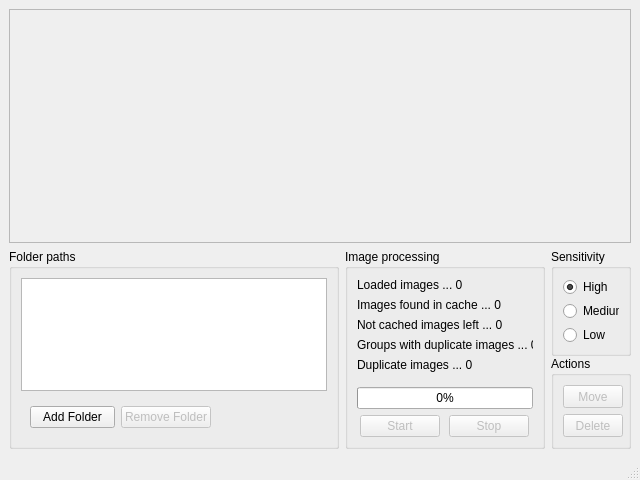
Qt form doppelganger/gui.ui (max-dw-i/myfyrio) before a commit.
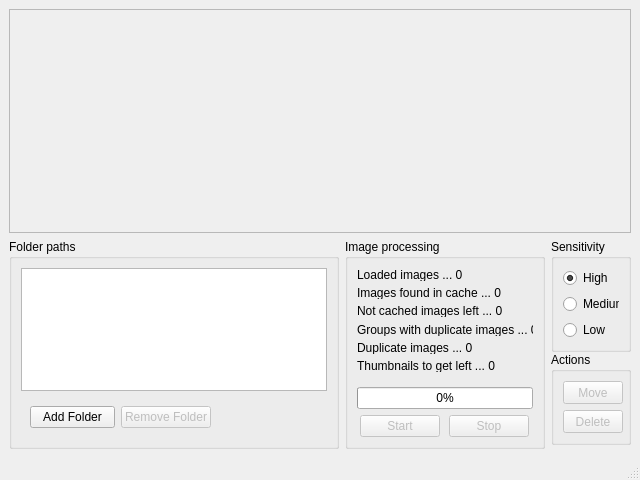
The same form after that commit.

Commit message: Add label for thumbnails

```diff
--- a/doppelganger/gui.ui
+++ b/doppelganger/gui.ui
@@ -56,7 +56,7 @@
          <x>0</x>
          <y>0</y>
          <width>620</width>
-         <height>213</height>
+         <height>203</height>
         </rect>
        </property>
        <layout class="QVBoxLayout" name="scrollAreaLayout"/>
@@ -80,7 +80,7 @@
       <property name="maximumSize">
        <size>
         <width>16777215</width>
-        <height>200</height>
+        <height>210</height>
        </size>
       </property>
       <layout class="QHBoxLayout" name="horizontalLayout_3">
@@ -227,7 +227,7 @@
          <property name="minimumSize">
           <size>
            <width>200</width>
-           <height>200</height>
+           <height>0</height>
           </size>
          </property>
          <property name="maximumSize">
@@ -308,12 +308,19 @@
               </widget>
              </item>
              <item>
-              <widget class="QLabel" name="thumbnailsLabel">
+              <widget class="QLabel" name="duplicatesLabel">
                <property name="text">
                 <string>Duplicate images ... 0</string>
                </property>
               </widget>
              </item>
+             <item>
+              <widget class="QLabel" name="thumbnailsLabel">
+               <property name="text">
+                <string>Thumbnails to get left ... 0</string>
+               </property>
+              </widget>
+             </item>
             </layout>
            </widget>
           </item>
```
The commit also changes 4 other files.
